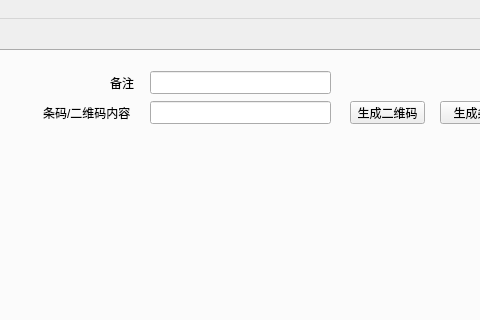
Before: the Qt Designer form mainwindow.ui in ainiaa/QTBarcode, drawn with Qt 5; both pictures show x 333 to 813 and y 0 to 320 of the 1154 by 608 pixel window.
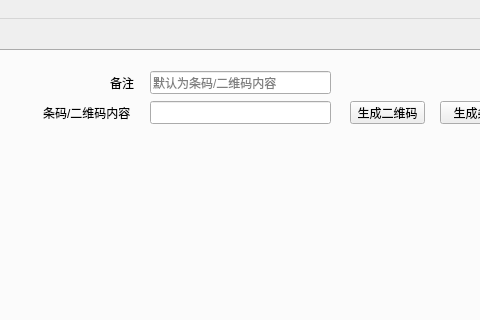
After: the same form once the commit is applied.

Commit message: 1、添加placeholdertext 2、新增tab的时候 默认不copy text内容

What changed in the file:
```diff
--- a/mainwindow.ui
+++ b/mainwindow.ui
@@ -160,6 +160,9 @@
         <height>23</height>
        </rect>
       </property>
+      <property name="placeholderText">
+       <string>默认为条码/二维码内容</string>
+      </property>
      </widget>
      <widget class="QPushButton" name="encodeBarcodeBtn">
       <property name="geometry">
```
Left out of the diff: 3 changed lines with no effect on the pictures. The commit also changes 1 other file.
